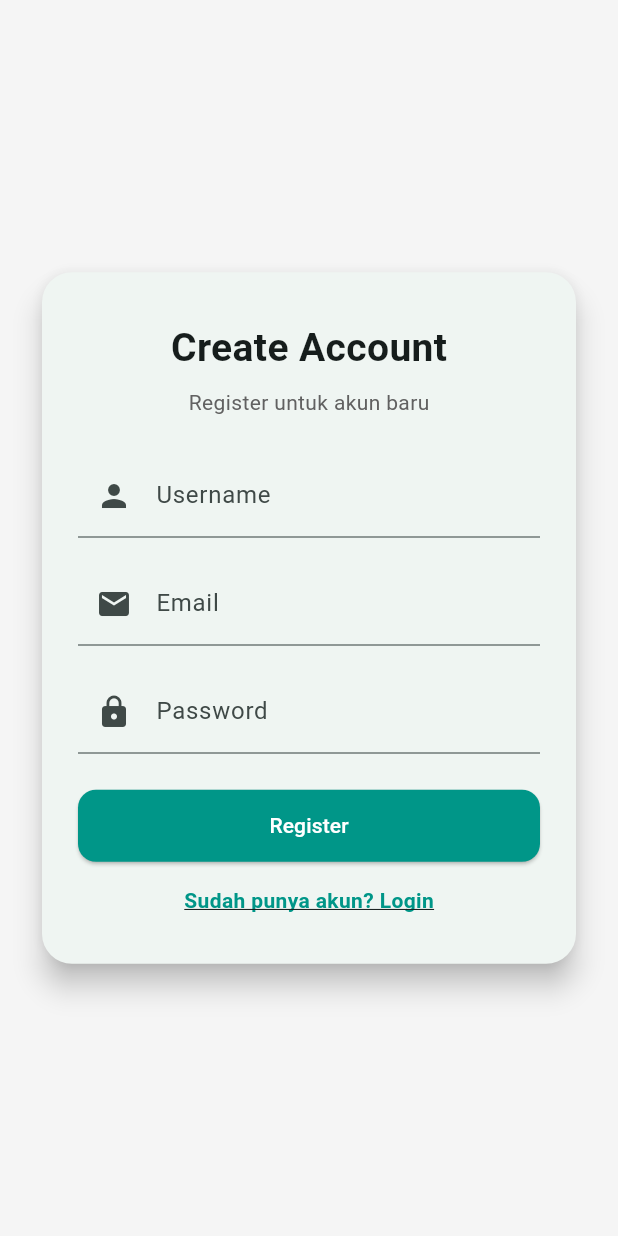
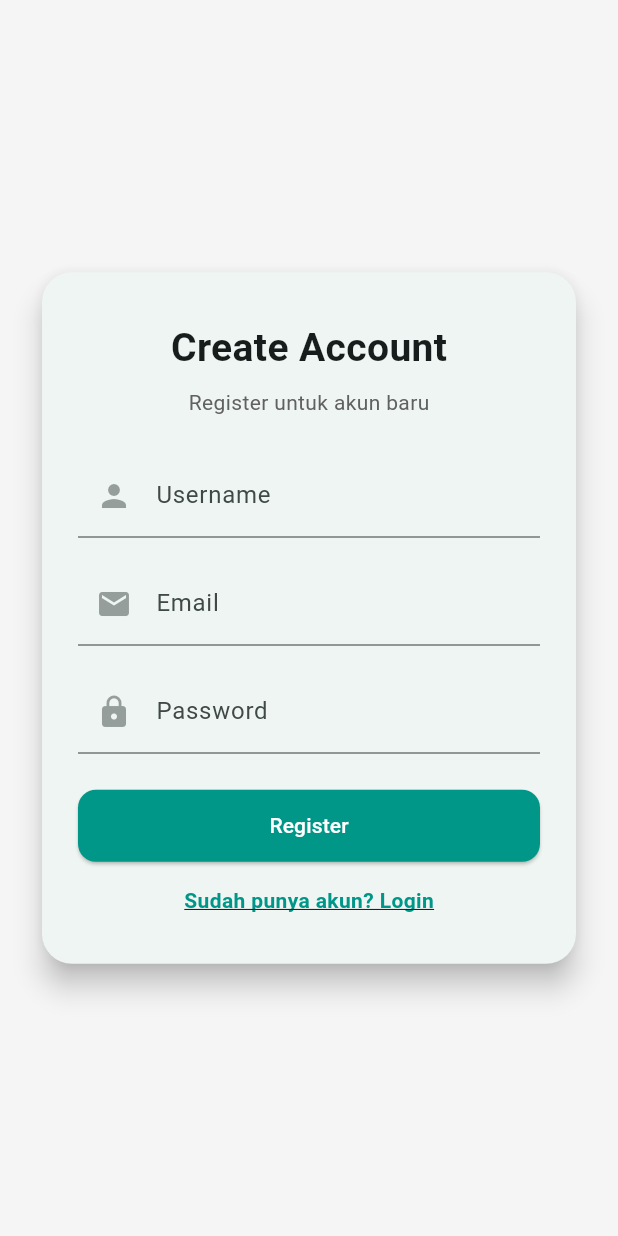
Before and after one commit to perdy49/dart-project-real1, a Flutter app: the screen it shows after launch, after a tap on "Login", after a tap on "Belum punya Akun? Register", on a phone screen of 412 x 824 dp. Run offline on Flutter 3.47's test engine with Material 3 defaults, Android fonts, the phone set to English and light mode, and no system bars; our stand-ins replace cloud_firestore, firebase_auth, firebase_core; accounts and stored records are empty; Roboto replaces fonts that are missing (Poppins).

Commit message:
perubahan ke1

```diff
--- a/lib/screens/login.dart
+++ b/lib/screens/login.dart
@@ -1,5 +1,6 @@
 import 'package:flutter/material.dart';
 import 'package:firebase_auth/firebase_auth.dart';
+import 'package:cloud_firestore/cloud_firestore.dart';
 import 'regist.dart';
 import 'home.dart'; // ini karena home.dart ada di folder yang sama dengan login.dart (yaitu di screens)
 
@@ -20,32 +21,34 @@ class _LoginScreenState extends State<LoginScreen> {
     if (!isValid) return;
 
     try {
-      await FirebaseAuth.instance.signInWithEmailAndPassword(
-        email: email.trim(),
-        password: password.trim(),
+      // Login ke Firebase
+      final userCredential = await FirebaseAuth.instance
+          .signInWithEmailAndPassword(
+            email: email.trim(),
+            password: password.trim(),
+          );
+
+      // Ambil UID
+      String uid = userCredential.user!.uid;
+
+      // Ambil data user dari Firestore
+      DocumentSnapshot userDoc = await FirebaseFirestore.instance
+          .collection('users')
+          .doc(uid)
+          .get();
+
+      // Ambil field username
+      String username = userDoc['username'];
+
+      // Pindah ke Home dan kirim username
+      Navigator.pushReplacement(
+        context,
+        MaterialPageRoute(builder: (context) => HomePage(username: username)),
       );
 
       ScaffoldMessenger.of(
         context,
       ).showSnackBar(const SnackBar(content: Text('Login berhasil!')));
-
-      await FirebaseAuth.instance.signInWithEmailAndPassword(
-        email: email.trim(),
-        password: password.trim(),
-      );
-
-      // Jika berhasil, arahkan ke halaman Home
-      Navigator.pushReplacement(
-        context,
-        MaterialPageRoute(builder: (context) => const HomePage()),
-      );
-
-      ScaffoldMessenger.of(
-        context,
-      ).showSnackBar(const SnackBar(content: Text('Login berhasil!')));
-
-
-      // TODO: Arahkan ke halaman Home setelah login berhasil
     } on FirebaseAuthException catch (e) {
       String message = '';
       if (e.code == 'user-not-found') {
@@ -61,6 +64,7 @@ class _LoginScreenState extends State<LoginScreen> {
       ).showSnackBar(SnackBar(content: Text(message)));
     }
   }
+
 
   @override
   Widget build(BuildContext context) {
@@ -97,7 +101,11 @@ class _LoginScreenState extends State<LoginScreen> {
                     TextFormField(
                       decoration: const InputDecoration(
                         labelText: 'Email',
-                        prefixIcon: Icon(Icons.email),
+                        prefixIcon: Opacity(
+                          opacity: 0.5, // atur transparansi ikon di sini
+                          child: Icon(Icons.email),
+                        ),
+
                       ),
                       onChanged: (val) => email = val,
                       validator: (val) => val == null || !val.contains('@')
@@ -108,7 +116,10 @@ class _LoginScreenState extends State<LoginScreen> {
                     TextFormField(
                       decoration: const InputDecoration(
                         labelText: 'Password',
-                        prefixIcon: Icon(Icons.lock),
+                        prefixIcon: Opacity(
+                          opacity: 0.5,
+                          child: Icon(Icons.lock),
+                        ),
                       ),
                       obscureText: true,
                       onChanged: (val) => password = val,
--- a/lib/screens/regist.dart
+++ b/lib/screens/regist.dart
@@ -1,5 +1,6 @@
 import 'package:flutter/material.dart';
 import 'package:firebase_auth/firebase_auth.dart';
+import 'package:cloud_firestore/cloud_firestore.dart';
 import 'login.dart';
 
 class RegisterScreen extends StatefulWidget {
@@ -18,11 +19,23 @@ class _RegisterScreenState extends State<RegisterScreen> {
   if (!isValid) return;
 
   try {
-      await FirebaseAuth.instance.createUserWithEmailAndPassword(
+    // Buat akun di Firebase Auth
+    final userCredential = await FirebaseAuth.instance.createUserWithEmailAndPassword(
       email: email.trim(),
       password: password.trim(),
     );
 
+    // Simpan data user ke Firestore
+    await FirebaseFirestore.instance
+        .collection('users')
+        .doc(userCredential.user!.uid) // gunakan UID sebagai ID dokumen
+        .set({
+      'username': username.trim(),
+      'email': email.trim(),
+      'createdAt': Timestamp.now(),
+    });
+
+    // Sukses
     ScaffoldMessenger.of(context).showSnackBar(
       const SnackBar(content: Text('Registrasi berhasil! Silakan login.')),
     );
@@ -42,9 +55,7 @@ class _RegisterScreenState extends State<RegisterScreen> {
       message = 'Gagal daftar: ${e.message}';
     }
 
-      ScaffoldMessenger.of(
-        context,
-      ).showSnackBar(SnackBar(content: Text(message)));
+    ScaffoldMessenger.of(context).showSnackBar(SnackBar(content: Text(message)));
   }
 }
 
@@ -83,7 +94,10 @@ class _RegisterScreenState extends State<RegisterScreen> {
                     TextFormField(
                       decoration: const InputDecoration(
                         labelText: 'Username',
-                        prefixIcon: Icon(Icons.person),
+                        prefixIcon: Opacity(
+                          opacity: 0.5, // atur transparansi ikon di sini
+                          child: Icon(Icons.person),
+                        ),
                       ),
                       onChanged: (val) => username = val,
                       validator: (val) => val == null || val.isEmpty
@@ -94,7 +108,10 @@ class _RegisterScreenState extends State<RegisterScreen> {
                     TextFormField(
                       decoration: const InputDecoration(
                         labelText: 'Email',
-                        prefixIcon: Icon(Icons.email),
+                        prefixIcon: Opacity(
+                          opacity: 0.5, // atur transparansi ikon di sini
+                          child: Icon(Icons.email),
+                        ),
                       ),
                       onChanged: (val) => email = val,
                       validator: (val) => val == null || !val.contains('@')
@@ -105,7 +122,10 @@ class _RegisterScreenState extends State<RegisterScreen> {
                     TextFormField(
                       decoration: const InputDecoration(
                         labelText: 'Password',
-                        prefixIcon: Icon(Icons.lock),
+                        prefixIcon: Opacity(
+                          opacity: 0.5,
+                          child: Icon(Icons.lock),
+                        ),
                       ),
                       obscureText: true,
                       onChanged: (val) => password = val,
```
Also changed, not shown: lib/screens/home.dart (+6 -4 lines). Lines whose indentation alone changed are shown as unchanged.
